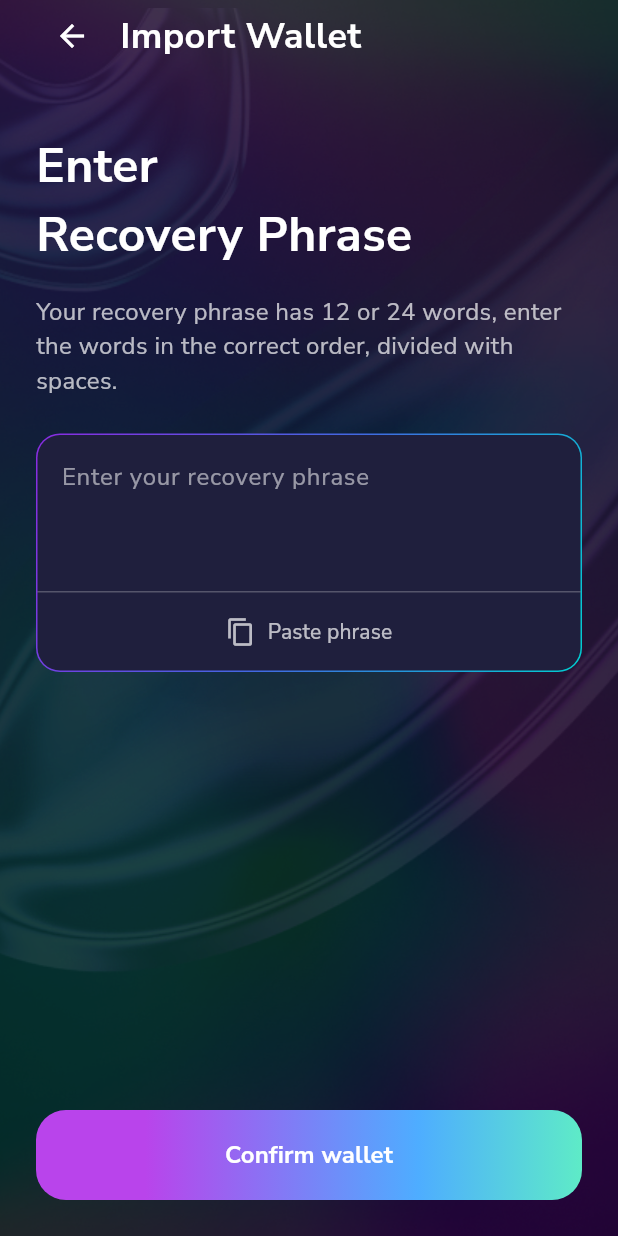
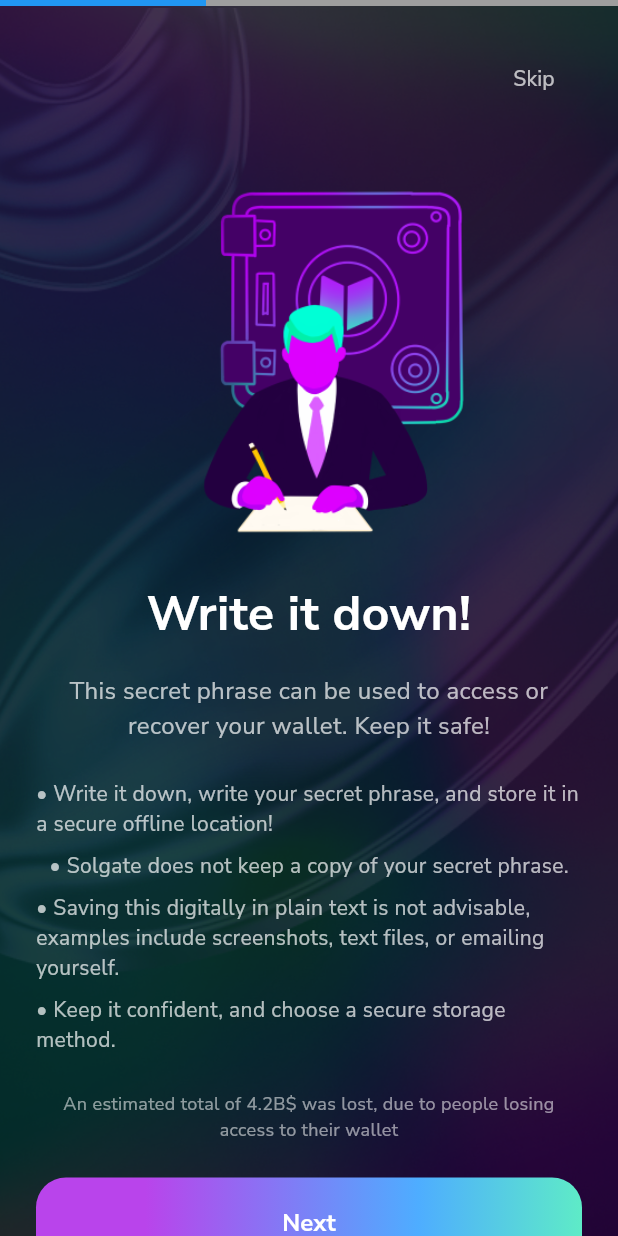
Before and after one commit to PixelDat/Solgate-mobile-app, a Flutter app: the screen it shows after launch, on a phone screen of 412 x 824 dp. Run offline on Flutter 3.47's test engine with Material 3 defaults, Android fonts, the phone set to English and light mode, and no system bars; our stand-ins replace cloud_firestore, firebase_auth, firebase_core, flutter_dotenv, flutter_secure_storage, google_sign_in and 1 more; missing offline and left inert: base58check, bip39, ed25519_hd_key, encrypt, twitter_login, web3dart; accounts and stored records are empty.

Commit message:
Added wallet creation page

```diff
--- a/lib/main.dart
+++ b/lib/main.dart
@@ -9,6 +9,7 @@ import './pages/login.dart';
 // import './pages/home.dart'; // Import your HomePage
 import './pages/forgot_password.dart';
 import './pages/import_wallet_page.dart';
+import './pages/wallet_creation_page.dart';
 
 void main() async {
   WidgetsFlutterBinding.ensureInitialized();
@@ -23,7 +24,7 @@ class MyApp extends StatelessWidget {
     return MaterialApp(
       initialRoute: '/',
       routes: {
-        '/': (context) => ImportWalletPage(),
+        '/': (context) => wallet_creation_page(),
         '/splashscreen': (context) => SplashScreen(),
         '/onboarding': (context) => OnboardingFlow(),
         '/signup': (context) => SignUpPage(),
@@ -32,6 +33,7 @@ class MyApp extends StatelessWidget {
         '/forgot_password': (context) => ForgotPasswordPage(),
         // '/home': (context) => HomePage(),
         '/import_wallet': (context) => ImportWalletPage(),
+        '/wallet_creation_page': (context) => wallet_creation_page(),
       },
       theme: ThemeData(
         fontFamily: 'Nunito_Sans',
--- a/lib/pages/Signup.dart
+++ b/lib/pages/Signup.dart
@@ -14,7 +14,6 @@ class SignUpPage extends StatefulWidget {
 
 class _SignUpPageState extends State<SignUpPage> {
   String _password = '';
-  String _reEnteredPassword = '';
   String _fullName = '';
   String _email = '';
   bool _isLoading = false;
@@ -288,19 +287,6 @@ class _SignUpPageState extends State<SignUpPage> {
                         return null;
                       },
                     ),
-                    _buildPasswordField(
-                      'Re-Enter Password',
-                      onChanged: (value) => _reEnteredPassword = value,
-                      validator: (value) {
-                        if (value == null || value.isEmpty) {
-                          return 'Please re-enter your password';
-                        }
-                        if (value != _password) {
-                          return 'Passwords do not match';
-                        }
-                        return null;
-                      },
-                    ),
                     SizedBox(height: 20),
                     _isLoading
                         ? CircularProgressIndicator()
--- a/lib/pages/SplashScreen.dart
+++ b/lib/pages/SplashScreen.dart
@@ -27,7 +27,6 @@ class _SplashScreenState extends State<SplashScreen>
     with SingleTickerProviderStateMixin {
   late AnimationController _controller;
   late Animation<double> _blackScreenFadeAnimation;
-  late Animation<double> _diagonalRevealAnimation;
   late Animation<Offset> _logoSlideAnimation;
   late Animation<double> _logoFadeAnimation;
   late Animation<double> _logoScaleAnimation; // Add scale animation
@@ -43,14 +42,6 @@ class _SplashScreenState extends State<SplashScreen>
     );
 
     _blackScreenFadeAnimation = Tween<double>(begin: 1.0, end: 0.0).animate(
-      CurvedAnimation(
-        parent: _controller,
-        curve: const Interval(0.0, 0.3, curve: Curves.easeInOut),
-      ),
-    );
-
-    // Diagonal reveal animation
-    _diagonalRevealAnimation = Tween<double>(begin: 0.0, end: 1.0).animate(
       CurvedAnimation(
         parent: _controller,
         curve: const Interval(0.0, 0.3, curve: Curves.easeInOut),
--- a/lib/pages/onboarding.dart
+++ b/lib/pages/onboarding.dart
@@ -1,6 +1,5 @@
 import 'package:flutter/material.dart';
 import 'dart:ui';
-import 'dart:math' as math;
 import 'dart:async';
 
 void main() {
--- /dev/null
+++ b/lib/pages/wallet_creation_page.dart
@@ -0,0 +1,339 @@
+import 'package:flutter/material.dart';
+import 'package:flutter/services.dart';
+import 'package:tongate/widgets/GradientButton.dart';
+import 'package:bip39/bip39.dart' as bip39;
+
+class wallet_creation_page extends StatefulWidget {
+  @override
+  _wallet_creation_pageState createState() => _wallet_creation_pageState();
+}
+
+class _wallet_creation_pageState extends State<wallet_creation_page> {
+  final PageController _pageController = PageController();
+  late List<String> _recoveryPhrase;
+  bool _showPhrase = false;
+  int _currentPage = 0;
+
+  @override
+  void initState() {
+    super.initState();
+    _recoveryPhrase = bip39.generateMnemonic().split(' ');
+  }
+
+  void _copyToClipboard() {
+    Clipboard.setData(ClipboardData(text: _recoveryPhrase.join(' ')));
+    ScaffoldMessenger.of(context).showSnackBar(
+      SnackBar(content: Text('Recovery phrase copied to clipboard')),
+    );
+  }
+
+  @override
+  Widget build(BuildContext context) {
+    return Scaffold(
+      body: Stack(
+        children: [
+          // Main background color
+          Container(
+            decoration: const BoxDecoration(
+              color: Color.fromARGB(255, 0, 0, 0),
+            ),
+          ),
+          // Glow background
+          Positioned.fill(
+            child: Opacity(
+              opacity: 0.6,
+              child: Image.asset(
+                'assets/images/glow_background_1.png',
+                fit: BoxFit.cover,
+              ),
+            ),
+          ),
+          // Top-left background image
+          Positioned(
+            top: -700,
+            left: -900,
+            child: Image.asset(
+              'assets/images/background_top_left.png',
+              width: 2200,
+              height: 2200,
+            ),
+          ),
+          // Bottom-right background image
+          Positioned(
+            top: -10,
+            left: -30,
+            child: Image.asset(
+              'assets/images/background_bottom_right.png',
+              width: 300,
+              height: 300,
+            ),
+          ),
+          // Main content
+          SafeArea(
+            child: Column(
+              children: [
+                _buildProgressIndicator(),
+                Expanded(
+                  child: PageView(
+                    controller: _pageController,
+                    onPageChanged: (index) {
+                      setState(() {
+                        _currentPage = index;
+                      });
+                    },
+                    children: [
+                      _buildWriteItDownScreen(),
+                      _buildDontShareScreen(),
+                      _buildRecoveryPhraseScreen(),
+                    ],
+                  ),
+                ),
+              ],
+            ),
+          ),
+        ],
+      ),
+    );
+  }
+
+  Widget _buildProgressIndicator() {
+    return Container(
+      height: 4,
+      child: Row(
+        children: List.generate(3, (index) {
+          return Expanded(
+            child: Container(
+              color: index <= _currentPage ? Colors.blue : Colors.grey,
+            ),
+          );
+        }),
+      ),
+    );
+  }
+
+  Widget _buildWriteItDownScreen() {
+    return SingleChildScrollView(
+      child: Padding(
+        padding: EdgeInsets.all(24.0),
+        child: Column(
+          crossAxisAlignment: CrossAxisAlignment.center,
+          children: [
+            Align(
+              alignment: Alignment.topRight,
+              child: TextButton(
+                onPressed: () => _pageController.nextPage(
+                  duration: Duration(milliseconds: 300),
+                  curve: Curves.easeInOut,
+                ),
+                child: Text('Skip', style: TextStyle(color: Colors.white70)),
+              ),
+            ),
+            SizedBox(height: 10),
+            Center(
+              child: Image.asset(
+                'assets/images/write_it_down.png',
+                height: 300,
+                width: 300,
+                fit: BoxFit.contain,
+              ),
+            ),
+            SizedBox(height: 1),
+            Text(
+              'Write it down!',
+              style: TextStyle(color: Colors.white, fontSize: 32, fontWeight: FontWeight.bold),
+              textAlign: TextAlign.center,
+            ),
+            SizedBox(height: 16),
+            Text(
+              'This secret phrase can be used to access or recover your wallet. Keep it safe!',
+              style: TextStyle(color: Colors.white70, fontSize: 16),
+              textAlign: TextAlign.center,
+            ),
+            SizedBox(height: 24),
+            Text(
+              '• Write it down, write your secret phrase, and store it in a secure offline location!',
+              style: TextStyle(color: Colors.white70, fontSize: 14),
+            ),
+            SizedBox(height: 8),
+            Text(
+              '• Solgate does not keep a copy of your secret phrase.',
+              style: TextStyle(color: Colors.white70, fontSize: 14),
+            ),
+            SizedBox(height: 8),
+            Text(
+              '• Saving this digitally in plain text is not advisable, examples include screenshots, text files, or emailing yourself.',
+              style: TextStyle(color: Colors.white70, fontSize: 14),
+            ),
+            SizedBox(height: 8),
+            Text(
+              '• Keep it confident, and choose a secure storage method.',
+              style: TextStyle(color: Colors.white70, fontSize: 14),
+            ),
+            SizedBox(height: 24),
+            Text(
+              'An estimated total of 4.2B\$ was lost, due to people losing access to their wallet',
+              style: TextStyle(color: Colors.white54, fontSize: 12),
+              textAlign: TextAlign.center,
+            ),
+            SizedBox(height: 24),
+            GradientButton(
+              onPressed: () => _pageController.nextPage(
+                duration: Duration(milliseconds: 300),
+                curve: Curves.easeInOut,
+              ),
+              child: Text('Next', style: TextStyle(color: Colors.white, fontSize: 16, fontWeight: FontWeight.bold)),
+            ),
+          ],
+        ),
+      ),
+    );
+  }
+
+  Widget _buildDontShareScreen() {
+    return Padding(
+      padding: EdgeInsets.all(24.0),
+      child: Column(
+        crossAxisAlignment: CrossAxisAlignment.center,
+        children: [
+          Align(
+            alignment: Alignment.topRight,
+            child: TextButton(
+              onPressed: () => _pageController.nextPage(
+                duration: Duration(milliseconds: 300),
+                curve: Curves.easeInOut,
+              ),
+              child: Text('Skip', style: TextStyle(color: Colors.white70)),
+            ),
+          ),
+          Spacer(),
+          Center(
+            child: Image.asset('assets/images/dont_share.png', height: 200),
+          ),
+          SizedBox(height: 24),
+          Text(
+            'Don\'t',
+            style: TextStyle(color: Colors.white, fontSize: 32, fontWeight: FontWeight.bold),
+          ),
+          Text(
+            'share your phrase',
+            style: TextStyle(color: Colors.white, fontSize: 32, fontWeight: FontWeight.bold),
+          ),
+          SizedBox(height: 16),
+          Text(
+            'To ensure your funds and wallet is secured, please refrain from sharing your passphrase with anyone.',
+            style: TextStyle(color: Colors.white70, fontSize: 16),
+            textAlign: TextAlign.center,
+          ),
+          Spacer(),
+          GradientButton(
+            onPressed: () => _pageController.nextPage(
+              duration: Duration(milliseconds: 300),
+              curve: Curves.easeInOut,
+            ),
+            child: Text('Next', style: TextStyle(color: Colors.white, fontSize: 16, fontWeight: FontWeight.bold)),
+          ),
+        ],
+      ),
+    );
+  }
+
+  Widget _buildRecoveryPhraseScreen() {
+    return Padding(
+      padding: EdgeInsets.all(24.0),
+      child: Column(
+        crossAxisAlignment: CrossAxisAlignment.start,
+        children: [
+          Text(
+            'Passphrase',
+            style: TextStyle(color: Colors.white, fontSize: 32, fontWeight: FontWeight.bold),
+          ),
+          SizedBox(height: 16),
+          Text(
+            'For added security. This is the only way you\'d be able to recover your account. Store it securely to keep your tokens safe.',
+            style: TextStyle(color: Colors.white70, fontSize: 16),
+          ),
+          SizedBox(height: 24),
+          Text(
+            'Recovery Phrases',
+            style: TextStyle(color: Colors.white, fontSize: 18, fontWeight: FontWeight.bold),
+          ),
+          SizedBox(height: 16),
+          Text(
+            'Please record this phrases in the correct order using the corresponding numbers and save it in a secure place.',
+            style: TextStyle(color: Colors.white70, fontSize: 14),
+          ),
+          SizedBox(height: 16),
+          _showPhrase ? _buildPhraseGrid() : _buildShowPhraseButton(),
+          SizedBox(height: 16),
+          Center(
+            child: TextButton.icon(
+              icon: Icon(Icons.copy, color: Colors.white70),
+              label: Text('Copy to clipboard', style: TextStyle(color: Colors.white70)),
+              onPressed: _copyToClipboard,
+            ),
+          ),
+          Spacer(),
+          Text(
+            'An estimated total of 4.2B\$ was lost, due to people losing access to their wallet',
+            style: TextStyle(color: Colors.white54, fontSize: 12),
+            textAlign: TextAlign.center,
+          ),
+          SizedBox(height: 24),
+          GradientButton(
+            onPressed: () {
+              // Handle wallet creation or navigation to the next screen
+            },
+            child: Text('Proceed', style: TextStyle(color: Colors.white, fontSize: 16, fontWeight: FontWeight.bold)),
+          ),
+        ],
+      ),
+    );
+  }
+
+  Widget _buildShowPhraseButton() {
+    return Center(
+      child: ElevatedButton(
+        child: Text('Show phrase'),
+        onPressed: () {
+          setState(() {
+            _showPhrase = true;
+          });
+        },
+        style: ElevatedButton.styleFrom(
+          backgroundColor: Colors.blue,
+          shape: RoundedRectangleBorder(
+            borderRadius: BorderRadius.circular(30),
+          ),
+        ),
+      ),
+    );
+  }
+
+  Widget _buildPhraseGrid() {
+    return GridView.builder(
+      shrinkWrap: true,
+      physics: NeverScrollableScrollPhysics(),
+      gridDelegate: SliverGridDelegateWithFixedCrossAxisCount(
+        crossAxisCount: 3,
+        childAspectRatio: 3,
+        crossAxisSpacing: 10,
+        mainAxisSpacing: 10,
+      ),
+      itemCount: _recoveryPhrase.length,
+      itemBuilder: (context, index) {
+        return Container(
+          decoration: BoxDecoration(
+            color: Colors.white10,
+            borderRadius: BorderRadius.circular(8),
+          ),
+          child: Center(
+            child: Text(
+              '${(index + 1).toString().padLeft(2, '0')}  ${_recoveryPhrase[index]}',
+              style: TextStyle(color: Colors.white),
+            ),
+          ),
+        );
+      },
+    );
+  }
+}
--- a/pubspec.yaml
+++ b/pubspec.yaml
@@ -109,6 +109,8 @@ flutter:
     - assets/images/glow_background_1.png
     - assets/images/getIn.png
     - assets/images/logo.png
+    - assets/images/write_it_down.png
+    - assets/images/dont_share.png
     - .env
   # An image asset can refer to one or more resolution-specific "variants", see
   # An image asset can refer to one or more resolution-specific "variants", see
```
Also changed, not shown: assets/images/dont_share.png (added), assets/images/write_it_down.png (renamed from assets/images/Write it down 2.png).
